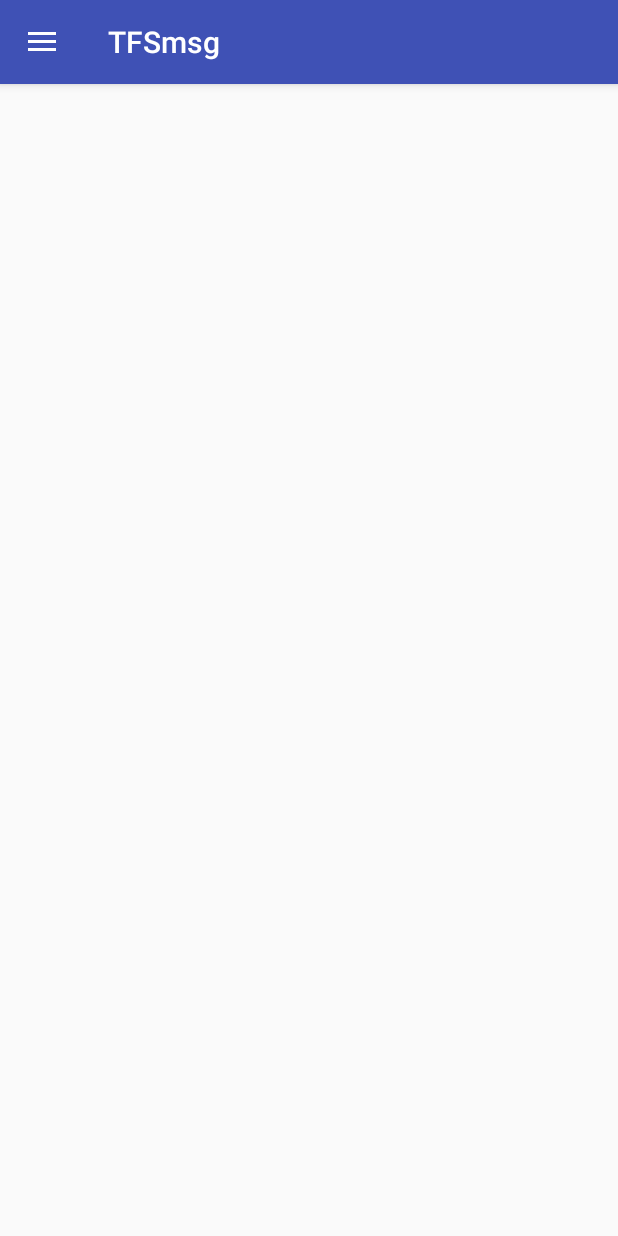
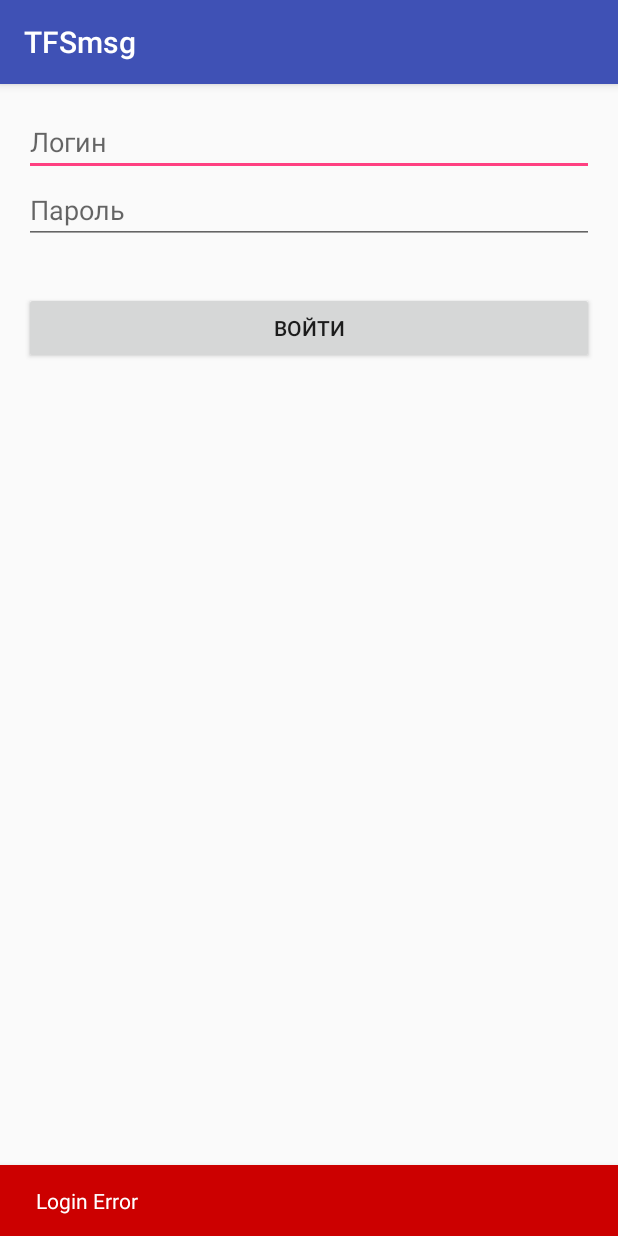
Before and after one commit to mrgaric/TFSmsg, an Android app: the screen it shows after launch (NavigationActivity before the commit, LoginActivity after it), after a tap on "ВОЙТИ", on a phone screen of 412 x 824 dp. Run offline under Robolectric (Android 15) with nearby library versions, the light colour scheme and no system bars.

Commit message:
add splash activity

```diff
--- a/app/src/main/java/com/igordubrovin/tfsmsg/activities/LoginActivity.java
+++ b/app/src/main/java/com/igordubrovin/tfsmsg/activities/LoginActivity.java
@@ -1,7 +1,11 @@
 package com.igordubrovin.tfsmsg.activities;
 
 import android.content.Intent;
+import android.content.SharedPreferences;
 import android.os.Bundle;
+import android.support.design.widget.BaseTransientBottomBar;
+import android.support.design.widget.Snackbar;
+import android.support.v4.content.ContextCompat;
 import android.support.v7.app.AppCompatActivity;
 import android.view.View;
 import android.widget.Button;
@@ -34,8 +38,19 @@ public class LoginActivity extends AppCompatActivity {
     }
 
     private void startNextScreen() {
-        Intent intent = new Intent(this, NavigationActivity.class);
-        intent.putExtra(ProjectConstants.LOGIN_USER, login.getText().toString());
-        startActivity(intent);
+        if (password.getText().toString().equals("admin")) {
+            Intent intent = new Intent(this, NavigationActivity.class);
+            startActivity(intent);
+            SharedPreferences sPref = getSharedPreferences(ProjectConstants.PREFERENCES_LOGIN_FILE_NAME, MODE_PRIVATE);
+            SharedPreferences.Editor editor = sPref.edit();
+            editor.putBoolean(ProjectConstants.PREFERENCES_STATE_LOGIN, ProjectConstants.USER_LOGGED);
+            editor.putString(ProjectConstants.USERS_LOGIN, login.getText().toString());
+            editor.apply();
+        }
+        else {
+            Snackbar snackbar = Snackbar.make(findViewById(R.id.root_login_view), "Login Error", BaseTransientBottomBar.LENGTH_SHORT);
+            snackbar.getView().setBackgroundColor(ContextCompat.getColor(getApplicationContext(), android.R.color.holo_red_dark));
+            snackbar.show();
+        }
     }
 }
--- /dev/null
+++ b/app/src/main/java/com/igordubrovin/tfsmsg/activities/SplashActivity.java
@@ -0,0 +1,56 @@
+package com.igordubrovin.tfsmsg.activities;
+
+import android.content.Intent;
+import android.content.SharedPreferences;
+import android.os.AsyncTask;
+import android.os.Bundle;
+import android.support.v7.app.AppCompatActivity;
+import android.view.Window;
+import android.view.WindowManager;
+
+import com.igordubrovin.tfsmsg.R;
+import com.igordubrovin.tfsmsg.utils.ProjectConstants;
+
+/**
+ * Created by Игорь on 28.03.2017.
+ */
+
+public class SplashActivity extends AppCompatActivity {
+    @Override
+    protected void onCreate(Bundle savedInstanceState) {
+        supportRequestWindowFeature(Window.FEATURE_NO_TITLE);
+        getWindow().setFlags(WindowManager.LayoutParams.FLAG_FULLSCREEN, WindowManager.LayoutParams.FLAG_FULLSCREEN);
+
+        super.onCreate(savedInstanceState);
+        setContentView(R.layout.activity_splash);
+
+        new Loading().execute();
+    }
+
+
+    public class Loading extends AsyncTask<Void, Void, Void> {
+
+        @Override
+        protected Void doInBackground(Void... params) {
+
+            try {
+                Thread.sleep(2000);
+            }catch (InterruptedException e){
+                e.printStackTrace();
+            }
+            return null;
+        }
+
+        @Override
+        protected void onPostExecute(Void aVoid) {
+            super.onPostExecute(aVoid);
+            Intent intent;
+            SharedPreferences sPref = getSharedPreferences(ProjectConstants.PREFERENCES_LOGIN_FILE_NAME, MODE_PRIVATE);
+            if (sPref.getBoolean(ProjectConstants.PREFERENCES_STATE_LOGIN, ProjectConstants.USER_NOT_LOGGED))
+                intent = new Intent(getApplicationContext(), NavigationActivity.class);
+            else
+                intent = new Intent(getApplicationContext(), LoginActivity.class);
+            startActivity(intent);
+        }
+    }
+}
--- a/app/src/main/java/com/igordubrovin/tfsmsg/fragments/DialogsFragment.java
+++ b/app/src/main/java/com/igordubrovin/tfsmsg/fragments/DialogsFragment.java
@@ -16,6 +16,7 @@ import com.igordubrovin.tfsmsg.R;
 import com.igordubrovin.tfsmsg.activities.MessagesActivity;
 import com.igordubrovin.tfsmsg.adapters.DialogsAdapter;
 import com.igordubrovin.tfsmsg.utils.DialogItem;
+import com.igordubrovin.tfsmsg.utils.ProjectConstants;
 
 import java.util.ArrayList;
 import java.util.List;
@@ -54,7 +55,7 @@ public class DialogsFragment extends Fragment {
             @Override
             public void onItemClick(int position) {
                 Intent intent = new Intent(getActivity().getApplicationContext(), MessagesActivity.class);
-                intent.putExtra("titleDialog", ((DialogsAdapter)adapter).getItem(position).getTitle());
+                intent.putExtra(ProjectConstants.DIALOG_TITLE, ((DialogsAdapter)adapter).getItem(position).getTitle());
                 startActivity(intent);
             }
         });
--- a/app/src/main/java/com/igordubrovin/tfsmsg/utils/ProjectConstants.java
+++ b/app/src/main/java/com/igordubrovin/tfsmsg/utils/ProjectConstants.java
@@ -5,5 +5,11 @@ package com.igordubrovin.tfsmsg.utils;
  */
 
 public class ProjectConstants {
-    public static final String LOGIN_USER = "LOGIN";
+    public static final String USERS_LOGIN = "LOGIN";
+    public static final String PREFERENCES_LOGIN_FILE_NAME = "prefLogin";
+    public static final String PREFERENCES_STATE_LOGIN = "stateLogin";
+    public static final Boolean USER_LOGGED = true;
+    public static final Boolean USER_NOT_LOGGED = false;
+    public static final String DIALOG_TITLE = "titleDialog";
+    public static final String SAVED_LIST_MESSAGE_ITEMS = "savedMessageItems";
 }
--- a/app/src/main/res/layout/activity_login.xml
+++ b/app/src/main/res/layout/activity_login.xml
@@ -1,5 +1,6 @@
 <LinearLayout xmlns:android="http://schemas.android.com/apk/res/android"
     xmlns:tools="http://schemas.android.com/tools"
+    android:id="@+id/root_login_view"
     android:layout_width="match_parent"
     android:layout_height="match_parent"
     android:gravity="center_horizontal"
```
Also changed, not shown: app/src/main/AndroidManifest.xml (+10 -6 lines), app/src/main/java/com/igordubrovin/tfsmsg/activities/MessagesActivity.java (+5 -3 lines), app/src/main/java/com/igordubrovin/tfsmsg/activities/NavigationActivity.java (+11 -2 lines), app/src/main/res/layout/activity_main.xml (deleted, +0 -16 lines), app/src/main/res/layout/activity_splash.xml (added, +14 -0 lines), app/src/main/res/layout/fragment_stub.xml (deleted, +0 -15 lines), app/src/main/res/drawable/bender.png (added), 1 other file.
